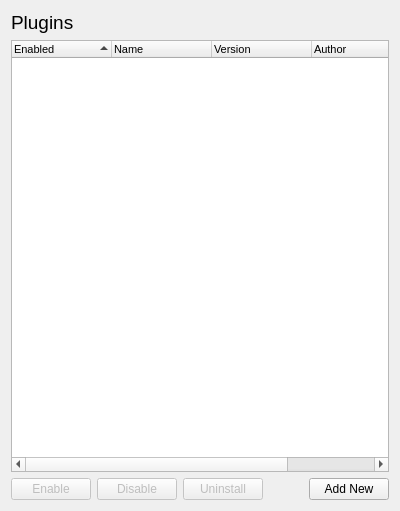
Before: the Qt Designer form meg_runtime/ui/pluginspanel.ui in ibedard16/Runtime, drawn with Qt 5.
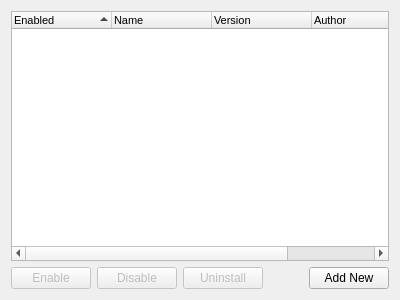
After: the same form once the commit is applied.

What changed in the file:
```diff
--- a/meg_runtime/ui/pluginspanel.ui
+++ b/meg_runtime/ui/pluginspanel.ui
@@ -7,25 +7,13 @@
     <x>0</x>
     <y>0</y>
     <width>400</width>
-    <height>511</height>
+    <height>300</height>
    </rect>
   </property>
   <property name="windowTitle">
    <string>Plugins</string>
   </property>
   <layout class="QVBoxLayout" name="verticalLayout">
-   <item>
-    <widget class="QLabel" name="pluginLabel">
-     <property name="font">
-      <font>
-       <pointsize>14</pointsize>
-      </font>
-     </property>
-     <property name="text">
-      <string>Plugins</string>
-     </property>
-    </widget>
-   </item>
    <item>
     <widget class="QTreeWidget" name="pluginList">
      <property name="font">
```
